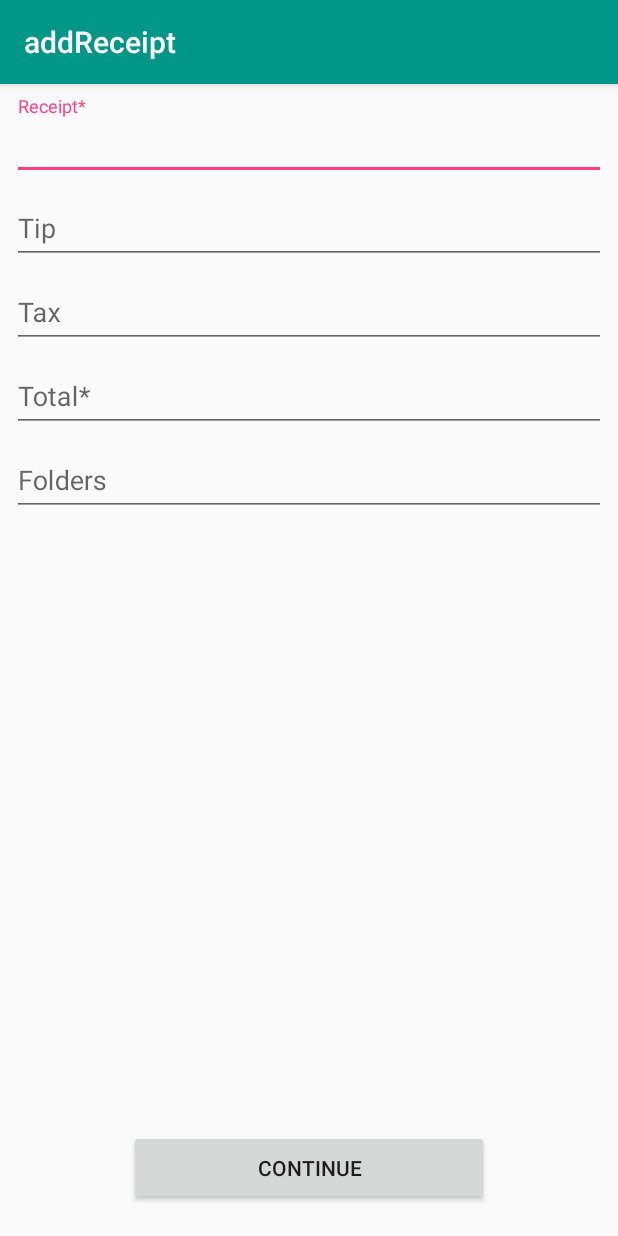
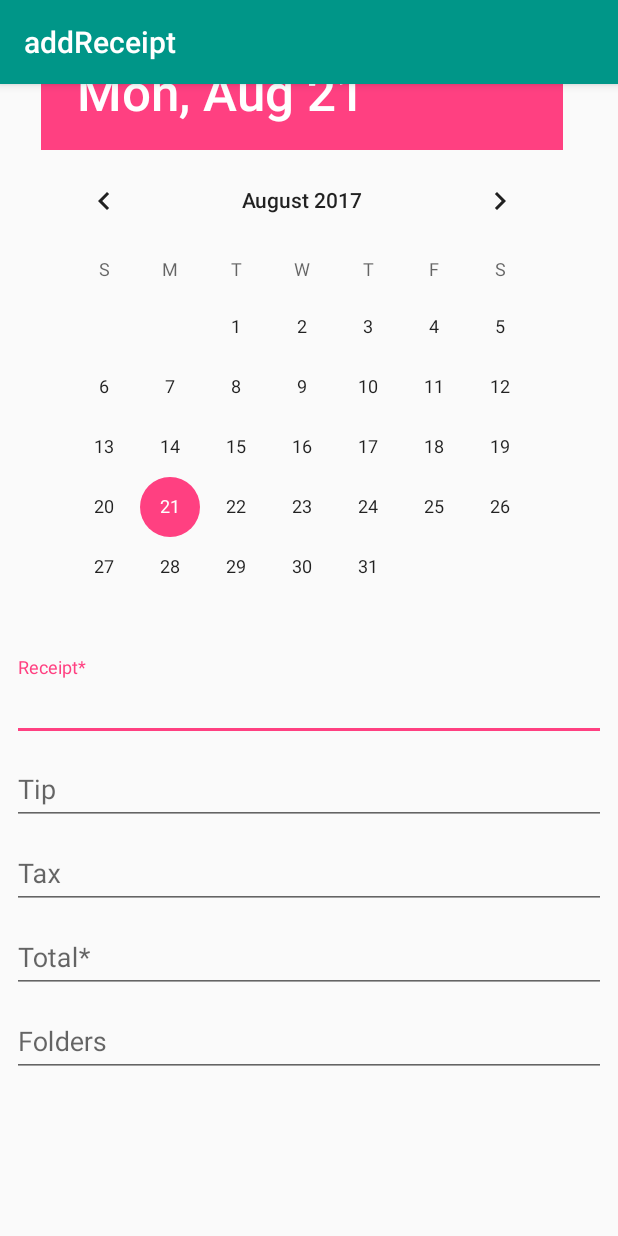
Before and after one commit to bpaw/Receipt-Repo, an Android app: the addReceipt screen opened directly, with no data from a screen before it, on a phone screen of 412 x 824 dp. Run offline under Robolectric (Android 15) with nearby library versions, the phone set to English and light mode, and no system bars; our stand-ins replace Firebase (no records; nobody signed in at launch, a user with empty details on screens opened directly); network calls fail.

Commit message:
Added calendar to addReceipt layout

```diff
--- a/app/src/main/res/layout/content_add_receipt.xml
+++ b/app/src/main/res/layout/content_add_receipt.xml
@@ -1,30 +1,49 @@
 <?xml version="1.0" encoding="utf-8"?>
-<android.support.constraint.ConstraintLayout xmlns:android="http://schemas.android.com/apk/res/android"
+<android.support.v4.widget.NestedScrollView
+    xmlns:android="http://schemas.android.com/apk/res/android"
     xmlns:app="http://schemas.android.com/apk/res-auto"
+    tools:context="com.example.brandonpaw.receipttracker.addReceipt"
+    tools:showIn="@layout/activity_add_receipt"
     xmlns:tools="http://schemas.android.com/tools"
     android:layout_width="match_parent"
-    android:layout_height="match_parent"
-    app:layout_behavior="@string/appbar_scrolling_view_behavior"
-    tools:context="com.example.brandonpaw.receipttracker.addReceipt"
-    tools:showIn="@layout/activity_add_receipt">
+    android:layout_height="wrap_content"
+    android:layout_margin="8dp">
+    <LinearLayout
+        android:layout_width="match_parent"
+        android:layout_height="wrap_content"
+        android:orientation="vertical">
+
+        <LinearLayout
+            android:layout_width="match_parent"
+            android:layout_height="wrap_content"
+            android:orientation="horizontal"
+            android:weightSum="2">
+            <View
+                android:layout_width="0dp"
+                android:layout_height="wrap_content"
+                android:layout_weight=".1">
+
+            </View>
+            <DatePicker
+                android:id="@+id/datePicker2"
+                android:layout_width="0dp"
+                android:layout_height="wrap_content"
+                android:layout_gravity="center_vertical"
+                android:layout_weight="1.8"/>
+            <View
+                android:layout_width="0dp"
+                android:layout_height="wrap_content"
+                android:layout_weight=".1">
+
+            </View>
+        </LinearLayout>
+
 
         <LinearLayout
             android:id="@+id/linearLayout"
-        android:layout_width="0dp"
+            android:layout_width="match_parent"
             android:layout_height="280dp"
-        android:layout_marginBottom="8dp"
-        android:layout_marginEnd="8dp"
-        android:layout_marginLeft="8dp"
-        android:layout_marginRight="8dp"
-        android:layout_marginStart="8dp"
-        android:layout_marginTop="8dp"
-        android:orientation="vertical"
-        app:layout_constraintBottom_toBottomOf="parent"
-        app:layout_constraintHorizontal_bias="0.0"
-        app:layout_constraintLeft_toLeftOf="parent"
-        app:layout_constraintRight_toRightOf="parent"
-        app:layout_constraintTop_toTopOf="parent"
-        app:layout_constraintVertical_bias="0.0">
+            android:orientation="vertical">
 
             <android.support.design.widget.TextInputLayout
                 android:layout_width="match_parent"
@@ -92,13 +111,9 @@
             android:id="@+id/imageView2"
             android:layout_width="300dp"
             android:layout_height="150dp"
+            android:layout_gravity="center"
             android:layout_marginBottom="8dp"
             android:layout_marginTop="8dp"
-        app:layout_constraintBottom_toBottomOf="parent"
-        app:layout_constraintLeft_toLeftOf="parent"
-        app:layout_constraintRight_toRightOf="parent"
-        app:layout_constraintTop_toTopOf="parent"
-        app:layout_constraintVertical_bias="0.811"
             app:srcCompat="@android:color/transparent" />
 
         <Button
@@ -108,10 +123,7 @@
             android:layout_marginBottom="8dp"
             android:layout_marginTop="8dp"
             android:text="Continue"
-        app:layout_constraintBottom_toBottomOf="parent"
-        app:layout_constraintLeft_toLeftOf="parent"
-        app:layout_constraintRight_toRightOf="parent"
-        app:layout_constraintTop_toTopOf="parent"
-        app:layout_constraintVertical_bias="0.982" />
+            android:layout_gravity="center" />
 
-</android.support.constraint.ConstraintLayout>
+    </LinearLayout>
+</android.support.v4.widget.NestedScrollView>
```
Lines whose indentation alone changed are shown as unchanged.
